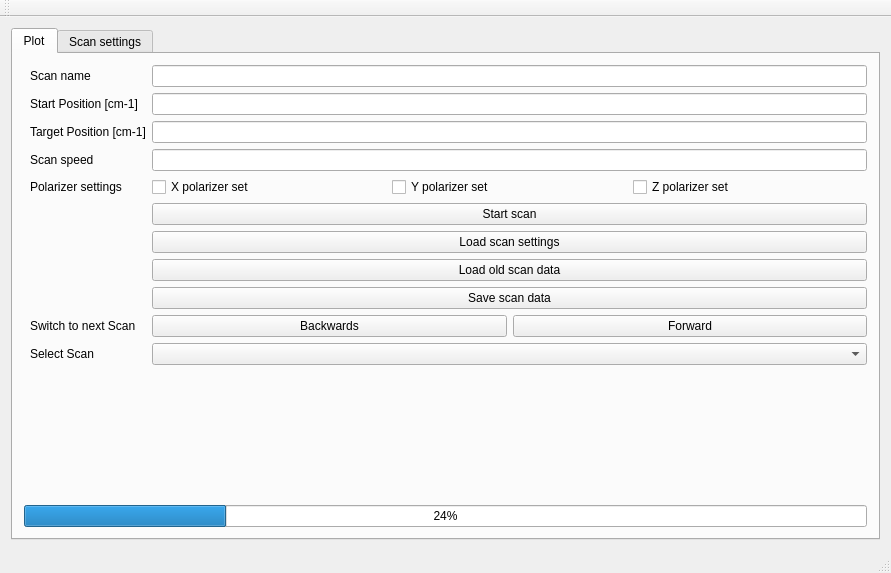
Before: the Qt Designer form mainwindow.ui in anates/Spectro, drawn with Qt 5.
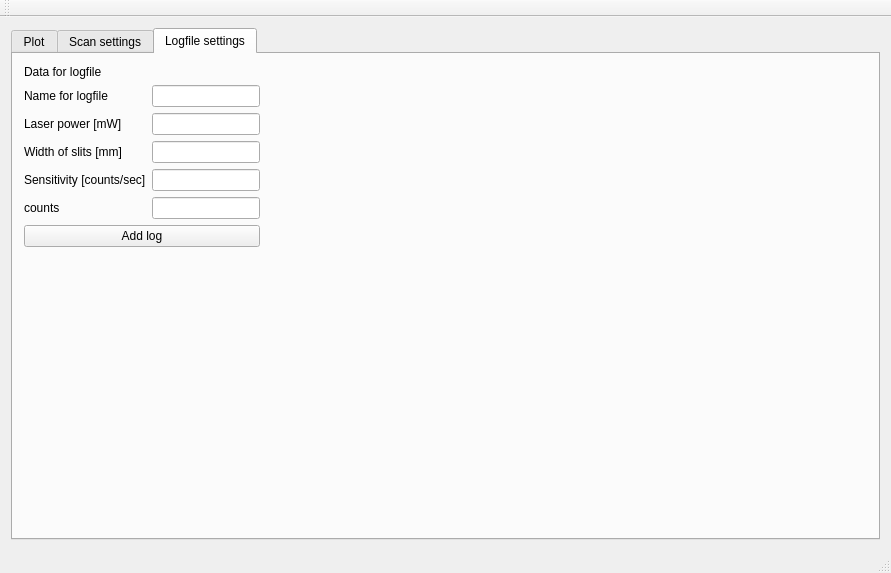
After: the same form once the commit is applied. The open tabs and pages were chosen to show the change. Custom widgets are drawn as their Qt base class.

Commit message: Logfiles hinzugefügt, Motorsteuerung soweit möglich eingefügt, Scanfunktion soweit möglich ausgebaut, Live-Update noch fehlerhaft.

Patch:
```diff
--- a/mainwindow.ui
+++ b/mainwindow.ui
@@ -35,44 +35,44 @@
             <property name="fieldGrowthPolicy">
              <enum>QFormLayout::AllNonFixedFieldsGrow</enum>
             </property>
-            <item row="1" column="0">
+            <item row="3" column="0">
              <widget class="QLabel" name="label_2">
               <property name="text">
                <string>Start Position [cm-1]</string>
               </property>
              </widget>
             </item>
-            <item row="1" column="1">
+            <item row="3" column="1">
              <widget class="QLineEdit" name="setStartPosition"/>
             </item>
-            <item row="2" column="0">
+            <item row="4" column="0">
              <widget class="QLabel" name="label_3">
               <property name="text">
                <string>Target Position [cm-1]</string>
               </property>
              </widget>
             </item>
-            <item row="2" column="1">
+            <item row="4" column="1">
              <widget class="QLineEdit" name="setTargetPosition"/>
             </item>
-            <item row="3" column="0">
+            <item row="5" column="0">
              <widget class="QLabel" name="label_4">
               <property name="text">
                <string>Scan speed</string>
               </property>
              </widget>
             </item>
-            <item row="3" column="1">
+            <item row="5" column="1">
              <widget class="QLineEdit" name="setScanSpeed"/>
             </item>
-            <item row="4" column="0">
+            <item row="6" column="0">
              <widget class="QLabel" name="PolarizerLabel">
               <property name="text">
                <string>Polarizer settings</string>
               </property>
              </widget>
             </item>
-            <item row="4" column="1">
+            <item row="6" column="1">
              <layout class="QHBoxLayout" name="horizontalLayout_3">
               <item>
                <widget class="QCheckBox" name="dispXValue">
@@ -97,28 +97,28 @@
               </item>
              </layout>
             </item>
-            <item row="5" column="1">
+            <item row="7" column="1">
              <widget class="QPushButton" name="scanButton">
               <property name="text">
                <string>Start scan</string>
               </property>
              </widget>
             </item>
-            <item row="6" column="1">
+            <item row="8" column="1">
              <widget class="QPushButton" name="loadSettingsButton">
               <property name="text">
                <string>Load scan settings</string>
               </property>
              </widget>
             </item>
-            <item row="7" column="1">
+            <item row="9" column="1">
              <widget class="QPushButton" name="loadGenericButton">
               <property name="text">
                <string>Load old scan data</string>
               </property>
              </widget>
             </item>
-            <item row="9" column="1">
+            <item row="11" column="1">
              <layout class="QHBoxLayout" name="horizontalLayout">
               <item>
                <widget class="QPushButton" name="LastScan">
@@ -136,34 +136,34 @@
               </item>
              </layout>
             </item>
-            <item row="9" column="0">
+            <item row="11" column="0">
              <widget class="QLabel" name="ChooseScanLabel">
               <property name="text">
                <string>Switch to next Scan</string>
               </property>
              </widget>
             </item>
-            <item row="10" column="1">
+            <item row="12" column="1">
              <widget class="QComboBox" name="selectScanBox"/>
             </item>
-            <item row="10" column="0">
+            <item row="12" column="0">
              <widget class="QLabel" name="selectScanLabel">
               <property name="text">
                <string>Select Scan</string>
               </property>
              </widget>
             </item>
-            <item row="0" column="1">
+            <item row="2" column="1">
              <widget class="QLineEdit" name="scanName"/>
             </item>
-            <item row="0" column="0">
+            <item row="2" column="0">
              <widget class="QLabel" name="label">
               <property name="text">
                <string>Scan name</string>
               </property>
              </widget>
             </item>
-            <item row="8" column="1">
+            <item row="10" column="1">
              <widget class="QPushButton" name="saveScan">
               <property name="text">
                <string>Save scan data</string>
@@ -305,6 +305,91 @@
         </item>
        </layout>
       </widget>
+      <widget class="QWidget" name="logTab">
+       <property name="accessibleName">
+        <string/>
+       </property>
+       <attribute name="title">
+        <string>Logfile settings</string>
+       </attribute>
+       <layout class="QFormLayout" name="formLayout_4">
+        <item row="0" column="0">
+         <layout class="QVBoxLayout" name="verticalLayout">
+          <item>
+           <widget class="QLabel" name="label_14">
+            <property name="text">
+             <string>Data for logfile</string>
+            </property>
+           </widget>
+          </item>
+          <item>
+           <layout class="QFormLayout" name="formLayout_3">
+            <property name="fieldGrowthPolicy">
+             <enum>QFormLayout::AllNonFixedFieldsGrow</enum>
+            </property>
+            <item row="1" column="0">
+             <widget class="QLabel" name="label_5">
+              <property name="text">
+               <string>Laser power [mW]</string>
+              </property>
+             </widget>
+            </item>
+            <item row="1" column="1">
+             <widget class="QLineEdit" name="laserPower"/>
+            </item>
+            <item row="2" column="0">
+             <widget class="QLabel" name="label_6">
+              <property name="text">
+               <string>Width of slits [mm]</string>
+              </property>
+             </widget>
+            </item>
+            <item row="2" column="1">
+             <widget class="QLineEdit" name="slitWidth"/>
+            </item>
+            <item row="3" column="0">
+             <widget class="QLabel" name="label_7">
+              <property name="text">
+               <string>Sensitivity [counts/sec]</string>
+              </property>
+             </widget>
+            </item>
+            <item row="3" column="1">
+             <widget class="QLineEdit" name="sensitivity"/>
+            </item>
+            <item row="4" column="0">
+             <widget class="QLabel" name="label_8">
+              <property name="text">
+               <string>counts</string>
+              </property>
+             </widget>
+            </item>
+            <item row="4" column="1">
+             <widget class="QLineEdit" name="countNumber"/>
+            </item>
+            <item row="0" column="0">
+             <widget class="QLabel" name="label_15">
+              <property name="text">
+               <string>Name for logfile</string>
+              </property>
+             </widget>
+            </item>
+            <item row="0" column="1">
+             <widget class="QLineEdit" name="logfileName"/>
+            </item>
+           </layout>
+          </item>
+          <item>
+           <widget class="QPushButton" name="logButton">
+            <property name="text">
+             <string>Add log</string>
+            </property>
+           </widget>
+          </item>
+         </layout>
+        </item>
+       </layout>
+      </widget>
      </widget>
     </item>
    </layout>
```
Left out of the diff: 19 changed lines with no effect on the pictures. The commit also changes 8 other files.
